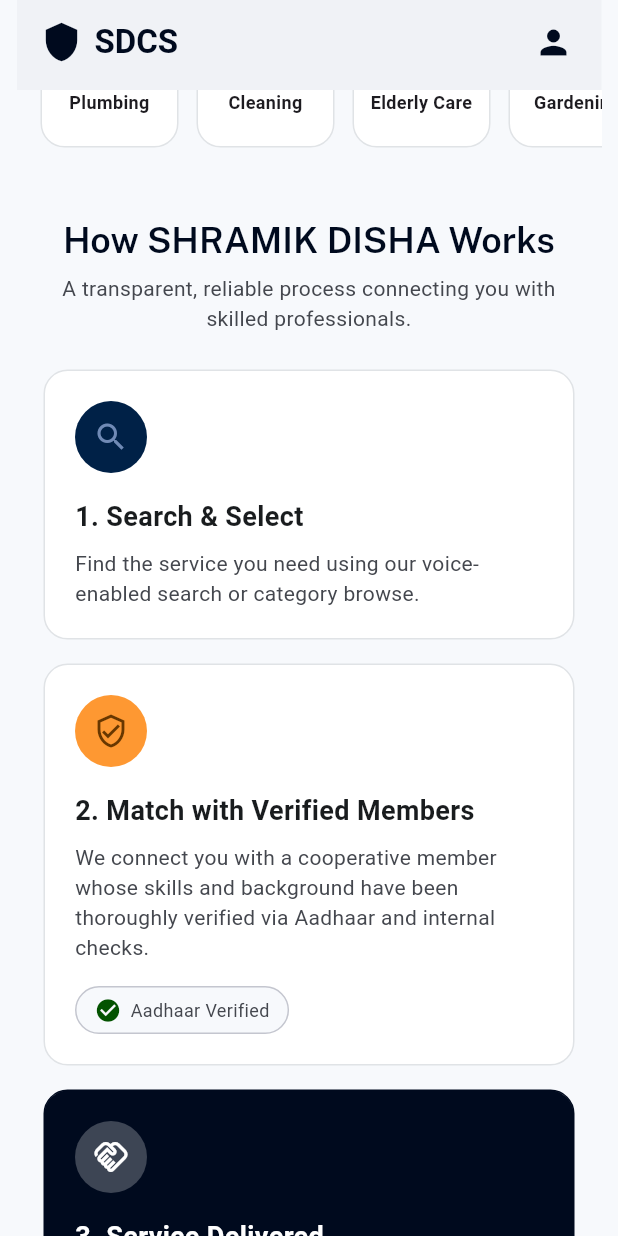
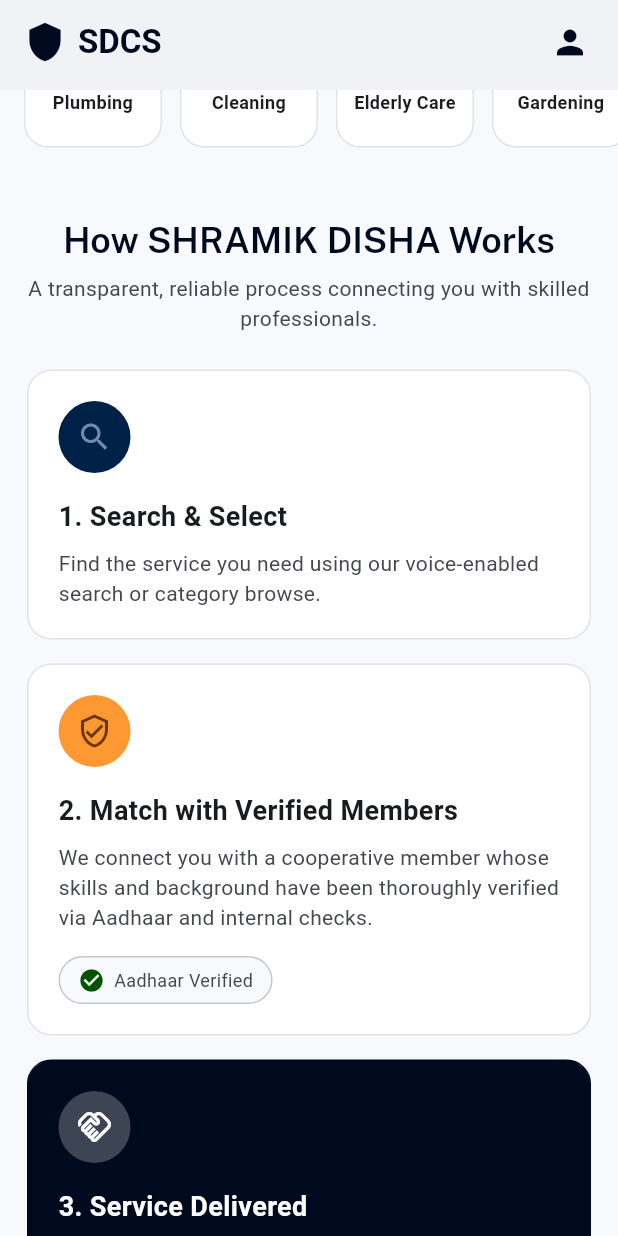
Before and after one commit to Tanish1026/SDCS, a Flutter app: the screen it shows after launch, scrolled down 576 dp, on a phone screen of 412 x 824 dp. Run offline on Flutter 3.47's test engine with Material 3 defaults, Android fonts, the light colour scheme and no system bars; our stand-ins replace go_router, google_fonts; network calls fail.

```diff
--- a/lib/main.dart
+++ b/lib/main.dart
@@ -96,8 +96,11 @@
           color: AppColors.background,
           child: Center(
             child: ConstrainedBox(
-              constraints: const BoxConstraints(maxWidth: 390),
-              child: child,
+              constraints: const BoxConstraints(maxWidth: 1440),
+              child: SizedBox(
+                width: double.infinity,
+                child: child,
+              ),
             ),
           ),
         );
```
Also changed, not shown: 1 other file.
